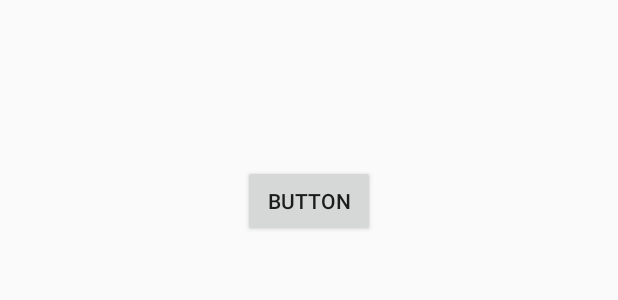
After one commit to CharlieZheng/LearningRxJava, an Android app: the layout activity_main2.xml on its own in the app's theme, with its tools: preview values and no code run, on a phone screen of 412 x 824 dp. The commit adds this screen. Shown: the top 300 px of the screen. Run offline under Robolectric (Android 15) with nearby library versions, the phone set to English and light mode, and no system bars.

Commit message:
常规提交

```diff
--- /dev/null
+++ b/app/src/main/res/layout/activity_main2.xml
@@ -0,0 +1,23 @@
+<?xml version="1.0" encoding="utf-8"?>
+<RelativeLayout xmlns:android="http://schemas.android.com/apk/res/android"
+                android:layout_width="match_parent"
+                android:layout_height="match_parent"
+                android:orientation="vertical">
+
+    <ImageView
+        android:id="@+id/iv"
+        android:layout_width="wrap_content"
+        android:layout_height="wrap_content"
+        android:layout_centerHorizontal="true"
+        android:layout_marginTop="100dp"/>
+
+    <Button
+        android:id="@+id/bt"
+        android:layout_width="wrap_content"
+        android:layout_height="wrap_content"
+        android:layout_below="@id/iv"
+        android:layout_centerHorizontal="true"
+        android:layout_marginTop="10dp"
+        android:padding="4dp"
+        android:text="Button"/>
+</RelativeLayout>
```
Also changed, not shown: app/src/main/java/com/cdc/rxjavalearning/activity/MainActivity.java (+9 -1 lines), app/src/main/java/com/cdc/rxjavalearning/activity/MainActivity2.java (added, +67 -0 lines), app/src/main/java/com/cdc/rxjavalearning/activity/Useless.java (added, +71 -0 lines), app/src/main/java/com/cdc/rxjavalearning/activity/Useless2.java (added, +45 -0 lines), app/src/main/java/com/cdc/rxjavalearning/activity/Useless3.java (added, +13 -0 lines).
